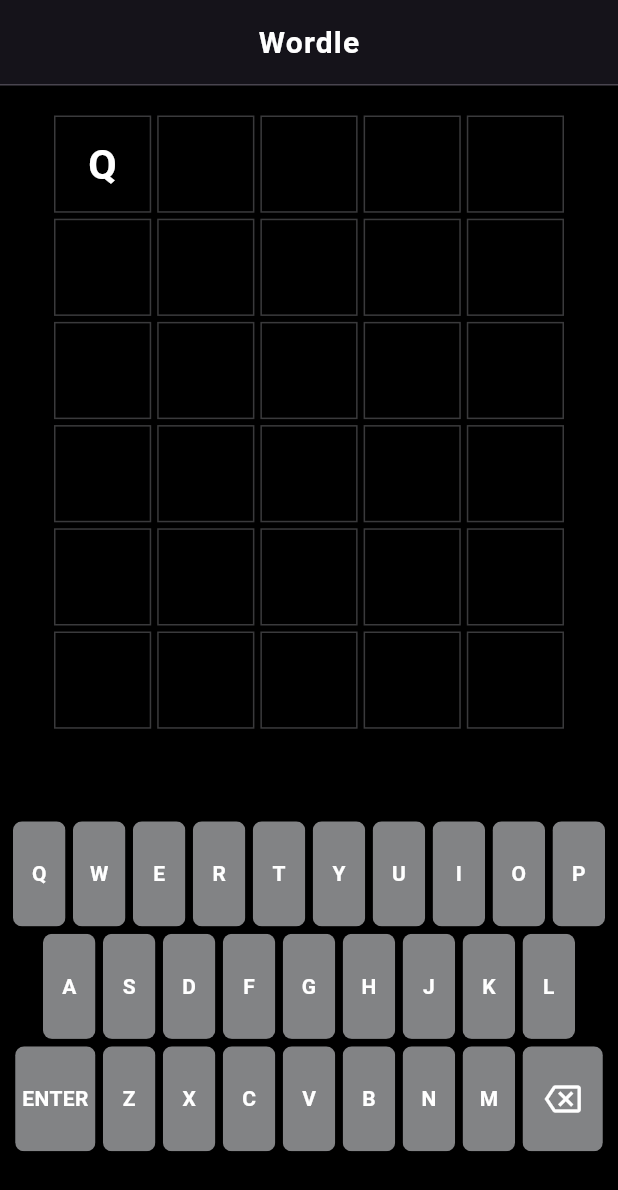
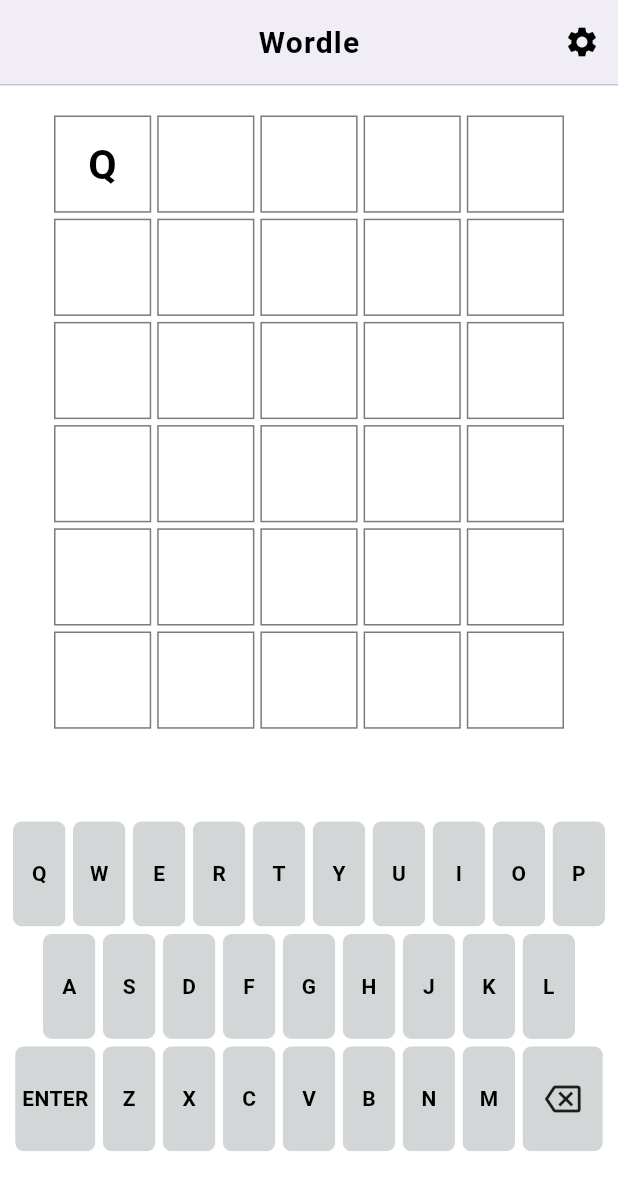
Before and after one commit to stp2003/Wordle, a Flutter app: the screen it shows after launch, after a tap on an icon or button, on a phone screen of 412 x 824 dp. Shown: the top 1190 px of the screen. Run offline on Flutter 3.47's test engine with Material 3 defaults, Android fonts, the phone set to English and light mode, and no system bars.

Commit message:
toggle theme added

```diff
--- /dev/null
+++ b/lib/controllers/theme_provider.dart
@@ -0,0 +1,10 @@
+import 'package:flutter/material.dart';
+
+class ThemeProvider extends ChangeNotifier {
+  bool isDark = false;
+
+  setTheme() {
+    isDark = !isDark;
+    notifyListeners();
+  }
+}
--- a/lib/main.dart
+++ b/lib/main.dart
@@ -1,13 +1,20 @@
 import 'package:flutter/material.dart';
 import 'package:provider/provider.dart';
 import 'package:wordle/controllers/controller.dart';
+import 'package:wordle/controllers/theme_provider.dart';
 import 'package:wordle/screens/home_screen.dart';
 import 'package:wordle/themes/theme.dart';
 
 void main() {
-  runApp(MultiProvider(providers: [
-    ChangeNotifierProvider(create: (_) => Controller()),
-  ], child: const MyApp()));
+  runApp(
+    MultiProvider(
+      providers: [
+        ChangeNotifierProvider(create: (_) => Controller()),
+        ChangeNotifierProvider(create: (_) => ThemeProvider()),
+      ],
+      child: const MyApp(),
+    ),
+  );
 }
 
 class MyApp extends StatelessWidget {
@@ -15,11 +22,15 @@ class MyApp extends StatelessWidget {
 
   @override
   Widget build(BuildContext context) {
-    return MaterialApp(
-      debugShowCheckedModeBanner: false,
-      title: 'Wordle',
-      theme: darkTheme,
-      home: const HomeScreen(),
+    return Consumer<ThemeProvider>(
+      builder: (_, notifier, __) {
+        return MaterialApp(
+          debugShowCheckedModeBanner: false,
+          title: 'Wordle',
+          theme: notifier.isDark ? darkTheme : lightTheme,
+          home: const HomeScreen(),
+        );
+      },
     );
   }
 }
--- a/lib/screens/home_screen.dart
+++ b/lib/screens/home_screen.dart
@@ -3,6 +3,7 @@ import 'dart:math';
 import 'package:flutter/material.dart';
 import 'package:provider/provider.dart';
 import 'package:wordle/controllers/controller.dart';
+import 'package:wordle/controllers/theme_provider.dart';
 
 import '../components/grid.dart';
 import '../components/keyboard_row.dart';
@@ -38,6 +39,14 @@ class _HomeScreenState extends State<HomeScreen> {
         title: const Text('Wordle'),
         centerTitle: true,
         elevation: 5.0,
+        actions: [
+          IconButton(
+            onPressed: () {
+              Provider.of<ThemeProvider>(context, listen: false).setTheme();
+            },
+            icon: const Icon(Icons.settings),
+          ),
+        ],
       ),
       body: const Column(
         children: [
```
